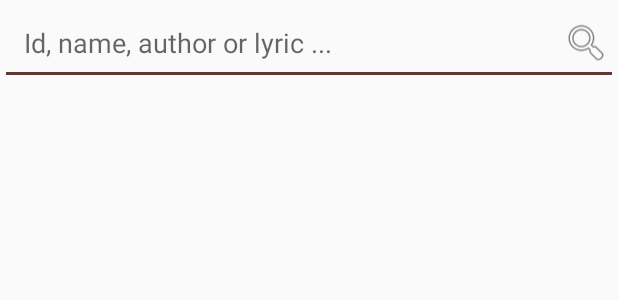
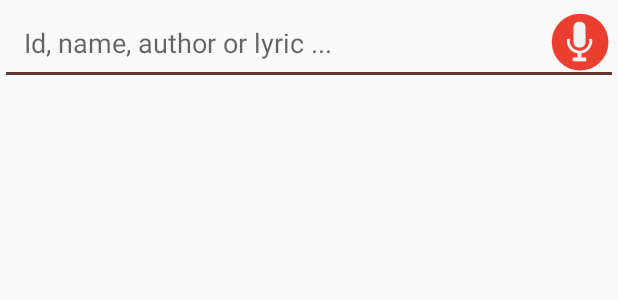
Before and after one commit to hoang-phan/kara_find, an Android app: the layout fragment_search.xml on its own in the app's theme, with its tools: preview values and no code run, on a phone screen of 412 x 824 dp. Shown: the top 300 px of the screen. Run offline under Robolectric (Android 15) with nearby library versions, the phone set to English and light mode, and no system bars.

Commit message:
[f] Add voice search

```diff
--- a/app/src/main/java/vn/hoangphan/karafind/KaraokeActivity.java
+++ b/app/src/main/java/vn/hoangphan/karafind/KaraokeActivity.java
@@ -34,7 +34,6 @@ public class KaraokeActivity extends ActionBarActivity {
     }
 
     private void bindComponents() {
-        DatabaseHelper.getInstance().resetDb();
         mPager.setAdapter(mAdapter);
         mTabLayout.addTab(mTabLayout.newTab().setText(R.string.search));
         mTabLayout.addTab(mTabLayout.newTab().setText(R.string.update));
--- a/app/src/main/res/layout/fragment_search.xml
+++ b/app/src/main/res/layout/fragment_search.xml
@@ -9,14 +9,16 @@
             android:layout_width="match_parent"
             android:layout_height="wrap_content"
             android:id="@+id/et_search"
+            android:singleLine="true"
             android:hint="Id, name, author or lyric ..."
             android:padding="@dimen/activity_horizontal_margin"/>
+
         <ImageView
-            android:layout_width="wrap_content"
-            android:layout_height="match_parent"
-            android:src="@android:drawable/ic_menu_search"
+            android:layout_width="40dp"
+            android:layout_height="40dp"
+            android:src="@drawable/ic_voice"
             android:id="@+id/ic_search"
-            android:layout_gravity="right"
+            android:layout_gravity="right|center_vertical"
             android:layout_marginRight="@dimen/icn_search_margin_right"/>
     </FrameLayout>
 
--- a/gradle.properties
+++ b/gradle.properties
@@ -16,3 +16,4 @@
 # This option should only be used with decoupled projects. More details, visit
 # http://www.gradle.org/docs/current/userguide/multi_project_builds.html#sec:decoupled_projects
 # org.gradle.parallel=true
+android.useDeprecatedNdk=true
```
Also changed, not shown: app/src/main/java/vn/hoangphan/karafind/adapters/DataLinksAdapter.java (+4 -5 lines), app/src/main/java/vn/hoangphan/karafind/db/DatabaseHelper.java (+6 -3 lines), app/src/main/java/vn/hoangphan/karafind/fragments/SearchFragment.java (+59 -5 lines), app/src/main/java/vn/hoangphan/karafind/services/UpdateService.java (+4 -3 lines), app/src/main/java/vn/hoangphan/karafind/utils/LanguageUtils.java (added, +15 -0 lines), app/src/main/res/layout/item_data_link.xml (+6 -5 lines), app/src/main/ic_download-web.png (added), app/src/main/res/drawable/ic_download.png (added), app/src/main/res/drawable/ic_voice.png (added).
